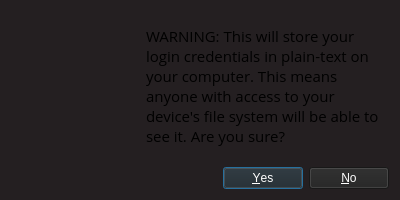
The window that blackboard_sync/qt/PersistenceWarning.ui (sanjacob/BlackboardSync) describes before a commit, drawn with Qt 5.
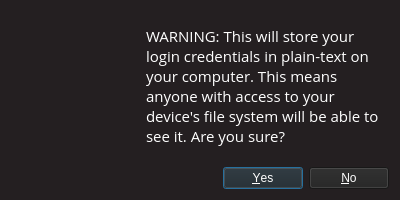
The same window after the commit. Icons and pictures are not drawn.

Commit message: Hardcoded white font colour on ui elements

Patch:
```diff
--- a/blackboard_sync/qt/PersistenceWarning.ui
+++ b/blackboard_sync/qt/PersistenceWarning.ui
@@ -35,7 +35,8 @@
     <normaloff>../assets/logo.png</normaloff>../assets/logo.png</iconset>
   </property>
   <property name="styleSheet">
-   <string notr="true">QWidget#Persistence { background-color: #241f21 }</string>
+   <string notr="true">QWidget#Persistence { background-color: #241f21 }
+QLabel {color:white}</string>
   </property>
   <layout class="QVBoxLayout" name="verticalLayout">
    <item>
```
The commit also changes 2 other files.
